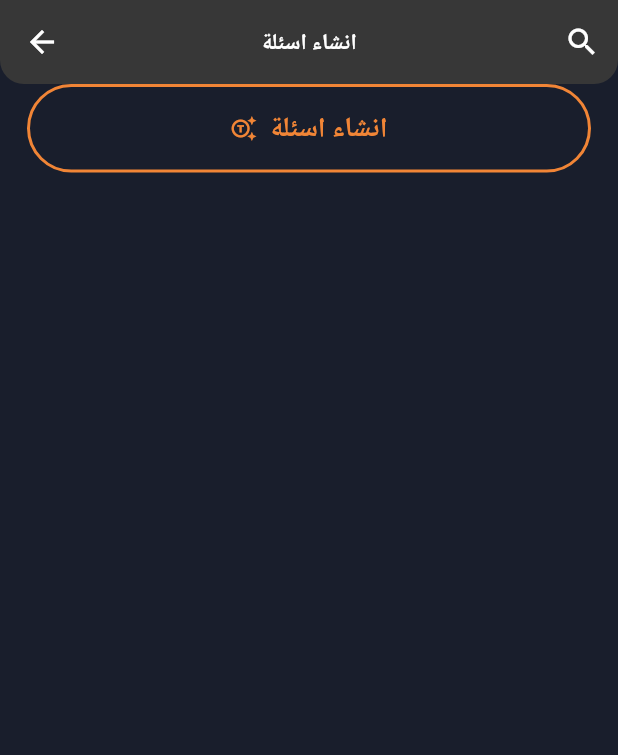
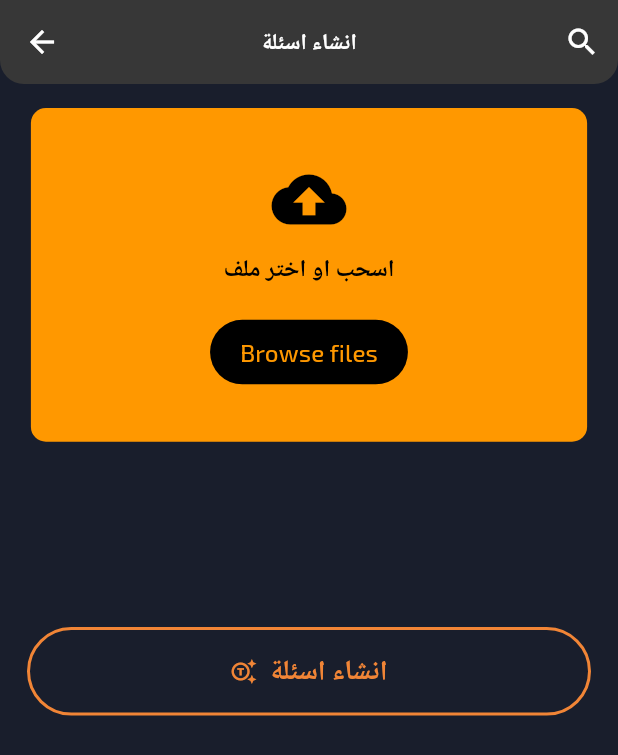
Before and after one commit to Taha12aas/userqueize, a Flutter app: the QuestionGenerateView screen opened by its route, on a phone screen of 412 x 824 dp. Shown: the top 755 px of the screen. Run offline on Flutter 3.47's test engine with Material 3 defaults, Android fonts, the light colour scheme and no system bars; missing offline and left inert: font_awesome_icon_class; project files that could hold a hidden picture were left out.

Commit message:
add ContainerFileUpload

```diff
--- a/lib/Mobile/views/question_generate_view.dart
+++ b/lib/Mobile/views/question_generate_view.dart
@@ -1,6 +1,7 @@
 import 'package:flutter/material.dart';
 import 'package:userqueize/Mobile/views/create_subject_questions_view.dart';
 import 'package:userqueize/Mobile/widgets/log_in_view/custom_button.dart';
+import 'package:userqueize/Mobile/widgets/question_generate_view/container_file_upload.dart';
 import 'package:userqueize/utils/custom_app_bar.dart';
 
 class QuestionGenerateView extends StatelessWidget {
@@ -16,6 +17,11 @@ class QuestionGenerateView extends StatelessWidget {
         child: Center(
           child: Column(
             children: [
+              const SizedBox(
+                height: 16,
+              ),
+              const ContainerFileUpload(),
+              SizedBox(height: MediaQuery.sizeOf(context).height*0.15,),
               CustomButton(
                   onPressed: () {
                     Navigator.pushNamed(context, CreateSubjectQuestionsView.id);
--- /dev/null
+++ b/lib/Mobile/widgets/question_generate_view/container_file_upload.dart
@@ -0,0 +1,51 @@
+import 'package:flutter/material.dart';
+import 'package:userqueize/utils/font_style.dart';
+
+class ContainerFileUpload extends StatelessWidget {
+  const ContainerFileUpload({
+    super.key,
+  });
+
+  @override
+  Widget build(BuildContext context) {
+    double screenWidth = MediaQuery.sizeOf(context).width;
+    double screenHeight = MediaQuery.sizeOf(context).height;
+
+    return Container(
+      width: screenWidth*0.9,
+      height: screenHeight*0.27,
+      decoration: BoxDecoration(
+        color: Colors.orange,
+        borderRadius: BorderRadius.circular(10),
+      ),
+      child: Column(
+        mainAxisAlignment: MainAxisAlignment.center,
+        children: [
+          const Icon(
+            Icons.cloud_upload,
+            size: 50,
+            color: Colors.black,
+          ),
+          const SizedBox(height: 10),
+          const Text('اسحب او اختر ملف',
+              style: FontStyleApp.textContainerFileUpload),
+          const SizedBox(height: 20),
+          TextButton(
+            onPressed: () {},
+            style: TextButton.styleFrom(
+              backgroundColor: Colors.black,
+              padding: const EdgeInsets.symmetric(horizontal: 20, vertical: 10),
+            ),
+            child: const Text(
+              'Browse files',
+              style: TextStyle(
+                color: Colors.orange, // لون النص
+                fontSize: 16,
+              ),
+            ),
+          ),
+        ],
+      ),
+    );
+  }
+}
--- a/lib/utils/font_style.dart
+++ b/lib/utils/font_style.dart
@@ -6,7 +6,7 @@ class FontStyleApp {
       TextStyle(fontWeight: FontWeight.bold, fontSize: 18, color: Colors.white);
   static const textStyleOrange15 = TextStyle(
       fontWeight: FontWeight.normal, fontSize: 15, color: kOrangeColor);
-      static const textStyleOrange18 = TextStyle(
+  static const textStyleOrange18 = TextStyle(
       fontWeight: FontWeight.normal, fontSize: 18, color: kOrangeColor);
   static const textStyleOrangeBold25 =
       TextStyle(fontWeight: FontWeight.bold, fontSize: 25, color: kOrangeColor);
@@ -29,4 +29,9 @@ class FontStyleApp {
     fontWeight: FontWeight.bold,
     fontSize: 18,
   );
+  static const textContainerFileUpload = TextStyle(
+    color: Colors.black,
+    fontSize: 16,
+    fontWeight: FontWeight.bold,
+  );
 }
```
